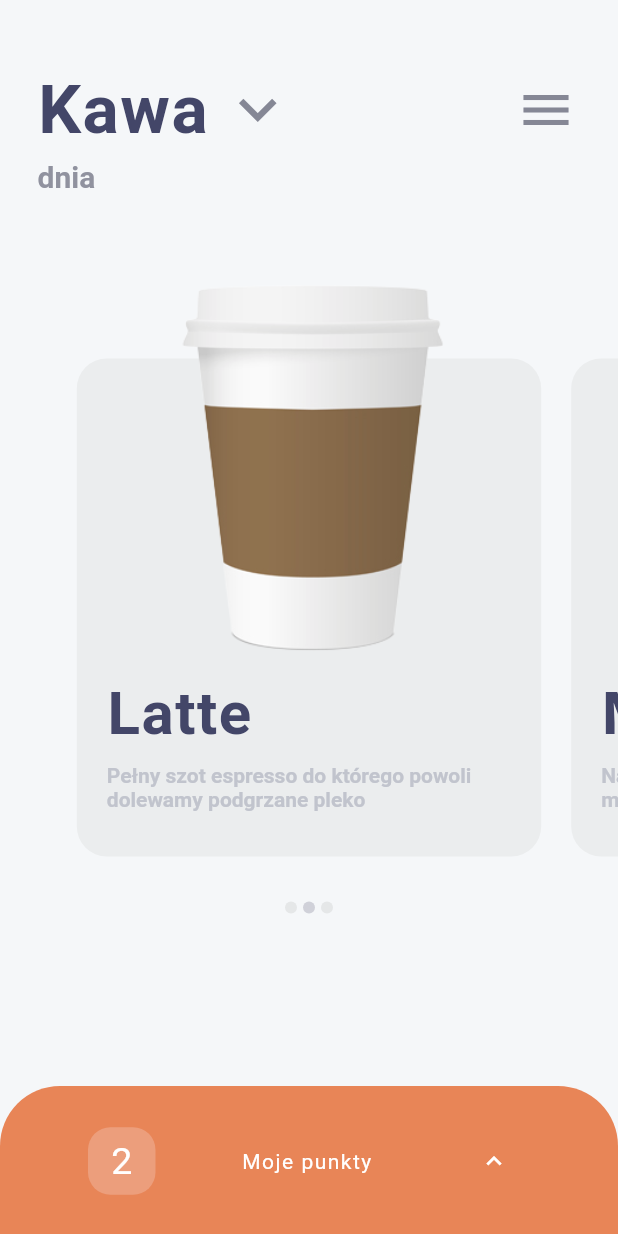
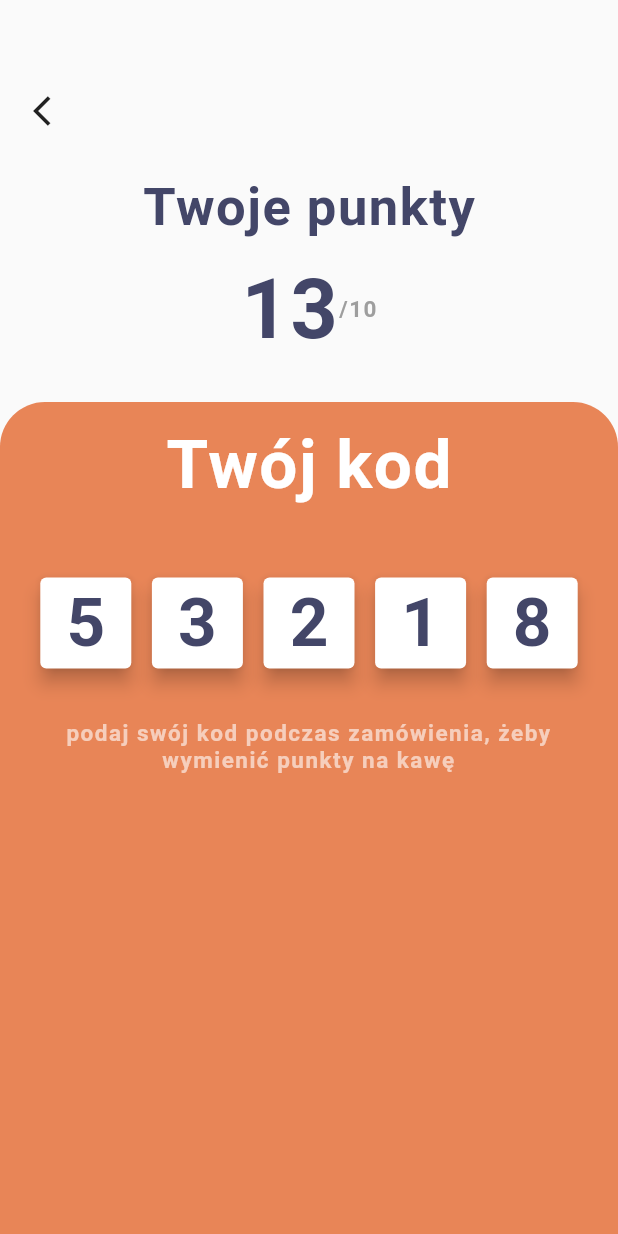
Before and after one commit to kamilbakierzynski/flutter_cafe, a Flutter app: the FeaturedScreen screen opened directly, after a tap on the "menu" icon, on a phone screen of 412 x 824 dp. Run offline on Flutter 3.47's test engine with Material 2 defaults, Android fonts, the phone set to English and light mode, and no system bars; drawn by our look-alikes of carousel_slider; missing offline and left inert: snapping_sheet.

Commit message:
new design

```diff
--- a/lib/main.dart
+++ b/lib/main.dart
@@ -1,5 +1,5 @@
+import 'package:coffee_shop/screens/code.dart';
 import 'package:coffee_shop/screens/featured.dart';
-import 'package:coffee_shop/screens/test.dart';
 import 'package:flutter/material.dart';
 
 void main() => runApp(MyApp());
@@ -14,7 +14,7 @@ class MyApp extends StatelessWidget {
         primaryColor: Color(0xFFE9ECF5),
         accentColor: Colors.lightBlueAccent,
       ),
-      home: Test(),
+      home: FeaturedScreen(),
     );
   }
 }
--- a/lib/models/menu_item.dart
+++ b/lib/models/menu_item.dart
@@ -12,28 +12,31 @@ class MenuItem {
   });
 }
 
-List <MenuItem> klasyka = [
+List <MenuItem> kawa = [
   MenuItem(
-      name: 'Latte', description: 'Pełny szot espresso do którego powoli dolewamy podgrzane pleko', price: [16, 20], imgUrl: 'assets/images/coffee.jpg'),
+      name: 'Latte', description: 'Pełny szot espresso do którego powoli dolewamy podgrzane pleko', price: [16, 20], imgUrl: 'assets/images/coffee_cup.png'),
   MenuItem(
-      name: 'Mokka', description: 'Nasza pełna smaku latte z dodatkiem mlecznej czekolady', price: [16, 20], imgUrl: 'assets/images/coffee.jpg'),
+      name: 'Mokka', description: 'Nasza pełna smaku latte z dodatkiem mlecznej czekolady', price: [16, 20], imgUrl: 'assets/images/coffee_cup.png'),
   MenuItem(
-      name: 'Flat White', description: 'Pełny szot espresso zalany aksamitnie spienionym mlekiem', price: [16, 20], imgUrl: 'assets/images/coffee.jpg'),
+      name: 'Flat White', description: 'Pełny szot espresso zalany aksamitnie spienionym mlekiem', price: [16, 20], imgUrl: 'assets/images/coffee_cup.png'),
 ];
 
-List <MenuItem> firmowe = [
+List <MenuItem> ciasto = [
   MenuItem(
-      name: 'Rafaello', description: 'kawa jak kawa', price: [16, 20], imgUrl: 'assets/images/coffee.jpg'),
+      name: 'Sernik', description: 'Pyszny domowy sernik podany z gorącymi malinami', price: [11], imgUrl: 'assets/images/cake.png'),
   MenuItem(
-      name: 'Salty Coffee', description: 'kawa jak kawa', price: [16, 20], imgUrl: 'assets/images/coffee.jpg'),
+      name: 'Szarlotka', description: 'Kurche ciasto z dużą porcją jabłek', price: [12], imgUrl: 'assets/images/cake.png'),
   MenuItem(
-      name: 'Marshmallow\nCoffee', description: 'kawa jak kawa', price: [16, 20], imgUrl: 'assets/images/coffee.jpg'),
+      name: 'Brownie', description: 'Amerykański klasyk z ciemnej czekolady', price: [16], imgUrl: 'assets/images/cake.png'),
+];
+
+List <MenuItem> kanapki = [
   MenuItem(
-      name: 'Raf Coffee', description: 'kawa jak kawa', price: [16, 20], imgUrl: 'assets/images/coffee.jpg'),
+      name: 'Szynka', description: 'Kanapka z szynką, sałatą, ogórkiem oraz sosem aioli', price: [12], imgUrl: 'assets/images/sandwich.png'),
   MenuItem(
-      name: 'Hilton', description: 'kawa jak kawa', price: [16, 20], imgUrl: 'assets/images/coffee.jpg'),
+      name: 'Ser', description: 'Kanapka z serem, pomidorem, sałatą oraz masłem', price: [14], imgUrl: 'assets/images/sandwich.png'),
   MenuItem(
-      name: 'Melon Honey', description: 'kawa jak kawa', price: [16, 20], imgUrl: 'assets/images/coffee.jpg'),
+      name: 'Jajko', description: 'Kanapka z wiejskim jajkiem na twardo z dodatekiem sałaty i majonezu', price: [14], imgUrl: 'assets/images/sandwich.png'),
   MenuItem(
-      name: 'Bon-Bon', description: 'kawa jak kawa', price: [16, 20], imgUrl: 'assets/images/coffee.jpg'),
+      name: 'Vege', description: 'Vege opcja z wegańskim warzywnym pasztetem', price: [16], imgUrl: 'assets/images/sandwich.png'),
 ];
--- /dev/null
+++ b/lib/screens/code.dart
@@ -0,0 +1,142 @@
+import 'package:flutter/material.dart';
+
+class CodeScreen extends StatefulWidget {
+  @override
+  _CodeScreenState createState() => _CodeScreenState();
+}
+
+class _CodeScreenState extends State<CodeScreen> {
+  int _points = 13;
+
+  @override
+  Widget build(BuildContext context) {
+    return Scaffold(
+      body: Column(
+        crossAxisAlignment: CrossAxisAlignment.center,
+        children: <Widget>[
+          Padding(
+            padding: const EdgeInsets.only(left: 10.0, top: 50.0),
+            child: Container(
+              alignment: Alignment.topLeft,
+              child: IconButton(
+                icon: Icon(Icons.arrow_back_ios),
+                onPressed: () => Navigator.pop(context),
+              ),
+            ),
+          ),
+          SizedBox(
+            height: 20.0,
+          ),
+          Container(
+            child: Column(
+              children: <Widget>[
+                Text(
+                  'Twoje punkty',
+                  style: TextStyle(
+                      color: Color(0xFF434668),
+                      fontSize: 35.0,
+                      fontWeight: FontWeight.bold,
+                      letterSpacing: 1.0),
+                ),
+                SizedBox(
+                  height: 15.0,
+                ),
+                Row(
+                  mainAxisAlignment: MainAxisAlignment.center,
+                  children: <Widget>[
+                    Text(
+                      _points.toString(),
+                      style: TextStyle(
+                          color: Color(0xFF434668),
+                          fontSize: 55.0,
+                          fontWeight: FontWeight.bold,
+                          letterSpacing: 1.0),
+                    ),
+                    Text(
+                      '/10',
+                      style: TextStyle(
+                          color: Colors.grey,
+                          fontSize: 15.0,
+                          fontWeight: FontWeight.bold,
+                          letterSpacing: 1.0),
+                    ),
+                  ],
+                )
+              ],
+            ),
+          ),
+          SizedBox(
+            height: 30.0,
+          ),
+          Expanded(
+            child: Container(
+              decoration: BoxDecoration(
+                borderRadius: BorderRadius.only(
+                  topRight: Radius.circular(30.0),
+                  topLeft: Radius.circular(30.0),
+                ),
+                color: Color(0xFFE88557),
+              ),
+              child: Column(
+                children: <Widget>[
+                  Padding(
+                    padding: const EdgeInsets.symmetric(vertical: 15.0),
+                    child: Container(
+                      child: Text(
+                        'Twój kod',
+                        style: TextStyle(
+                            color: Colors.white,
+                            fontSize: 45.0,
+                            fontWeight: FontWeight.bold,
+                            letterSpacing: 1.0),
+                      ),
+                    ),
+                  ),
+                  Padding(
+                    padding: const EdgeInsets.symmetric(
+                        vertical: 30.0, horizontal: 20.0),
+                    child: Row(
+                      mainAxisAlignment: MainAxisAlignment.spaceAround,
+                      children: [5, 3, 2, 1, 8].map((item) {
+                        return Container(
+                          width: MediaQuery.of(context).size.width / 6,
+                          height: MediaQuery.of(context).size.width / 6,
+                          child: Card(
+                            elevation: 5,
+                            child: Center(
+                              child: Text(
+                                item.toString(),
+                                style: TextStyle(
+                                    color: Color(0xFF434668),
+                                    fontSize: 45.0,
+                                    fontWeight: FontWeight.bold,
+                                    letterSpacing: 1.0),
+                              ),
+                            ),
+                          ),
+                        );
+                      }).toList(),
+                    ),
+                  ),
+                  Padding(
+                    padding: const EdgeInsets.symmetric(horizontal: 40.0),
+                    child: Text(
+                      'podaj swój kod podczas zamówienia, żeby wymienić punkty na kawę',
+                      textAlign: TextAlign.center,
+                      style: TextStyle(
+                        color: Colors.white60,
+                        fontSize: 15.0,
+                        fontWeight: FontWeight.w600,
+                        letterSpacing: 1.0,
+                      ),
+                    ),
+                  ),
+                ],
+              ),
+            ),
+          )
+        ],
+      ),
+    );
+  }
+}
--- a/lib/screens/featured.dart
+++ b/lib/screens/featured.dart
@@ -1,6 +1,8 @@
+import 'package:coffee_shop/screens/code.dart';
 import 'package:coffee_shop/widgets/bottom_bar/order.dart';
 import 'package:flutter/material.dart';
 import 'package:coffee_shop/widgets/carousel.dart';
+import 'package:snapping_sheet/snapping_sheet.dart';
 
 class FeaturedScreen extends StatefulWidget {
   @override
@@ -8,40 +10,157 @@ class FeaturedScreen extends StatefulWidget {
 }
 
 class _FeaturedScreenState extends State<FeaturedScreen> {
+  var _controller = SnappingSheetController();
+
+  List<String> _values = ['Kawa', 'Ciasto', 'Kanapka'];
+  String _value = 'Kawa';
+
   @override
   Widget build(BuildContext context) {
     return Scaffold(
-      backgroundColor: Color(0xFFF5F7F9),
-      body: Column(
+      body: SnappingSheet(
+        lockOverflowDrag: true,
+        snappingSheetController: _controller,
+        grabbingHeight: 90.0,
+        snapPositions: [
+          SnapPosition(
+              positionPixel: 0.0,
+              snappingCurve: Curves.elasticOut,
+              snappingDuration: Duration(milliseconds: 950)),
+          SnapPosition(
+              positionFactor: 0.5,
+              snappingCurve: Curves.ease,
+              snappingDuration: Duration(milliseconds: 500)),
+        ],
+        sheetBelow: Container(
+          color: Color(0xFFE88557),
+          child: Padding(
+            padding:
+                const EdgeInsets.only(bottom: 0.0, left: 30.0, right: 30.0),
+            child: Column(
+              mainAxisAlignment: MainAxisAlignment.center,
+              children: <Widget>[
+                Text(
+                  'Twój kod dodania',
+                  style: TextStyle(
+                      color: Colors.white,
+                      fontSize: 25.0,
+                      fontWeight: FontWeight.bold),
+                ),
+                SizedBox(
+                  height: 10.0,
+                ),
+                Row(
+                  mainAxisAlignment: MainAxisAlignment.spaceEvenly,
+                  children: [5, 3, 2, 8, 4].map((item) {
+                    return Container(
+                      height: MediaQuery.of(context).size.width / 6,
+                      width: MediaQuery.of(context).size.width / 6,
+                      child: Card(
+                        elevation: 5,
+                        child: Center(
+                          child: Text(
+                            item.toString(),
+                            style: TextStyle(
+                              fontSize: 40.0,
+                              fontWeight: FontWeight.w600,
+                              color: Color(0xFF434668),
+                            ),
+                          ),
+                        ),
+                      ),
+                    );
+                  }).toList(),
+                ),
+                SizedBox(
+                  height: 30.0,
+                ),
+                Center(
+                  child: Container(
+                    child: Text(
+                      'Podaj kod podczas płatności a do twojego konta zostaną dodane punkty',
+                      style: TextStyle(
+                          color: Colors.white60,
+                          fontSize: 15.0,
+                          fontWeight: FontWeight.w600),
+                      textAlign: TextAlign.center,
+                    ),
+                  ),
+                ),
+                SizedBox(
+                  height: 20.0,
+                ),
+                Text(
+                  '1 kawa = 1 punkt',
+                  style: TextStyle(
+                      color: Colors.white60,
+                      fontSize: 15.0,
+                      fontWeight: FontWeight.w600),
+                )
+              ],
+            ),
+          ),
+        ),
+        grabbing: Container(
+          decoration: BoxDecoration(
+            borderRadius: BorderRadius.only(
+                topLeft: Radius.circular(40.0),
+                topRight: Radius.circular(40.0)),
+            border: Border.all(color: Colors.white10, width: 3.0),
+            color: Color(0xFFE88557),
+          ),
+          width: MediaQuery.of(context).size.width,
+          child: OrderWidget(),
+        ),
+        child: Column(
           children: <Widget>[
             Padding(
-            padding: const EdgeInsets.only(top: 40.0, left: 25.0, right: 20.0),
+              padding:
+                  const EdgeInsets.only(top: 40.0, left: 23.0, right: 20.0),
               child: Row(
                 mainAxisAlignment: MainAxisAlignment.spaceBetween,
                 children: <Widget>[
                   Row(
                     children: <Widget>[
-                    Text(
-                      'Kawa',
+                      DropdownButtonHideUnderline(
+                        child: DropdownButton(
                           style: TextStyle(
                               color: Color(0xFF434668),
                               fontSize: 45.0,
                               fontWeight: FontWeight.bold,
                               letterSpacing: 1.0),
+                          elevation: 1,
+                          isDense: false,
+                          icon: Icon(Icons.keyboard_arrow_down),
+                          iconSize: 40.0,
+                          value: _value,
+                          items: _values.map((item) {
+                            return DropdownMenuItem(
+                              value: item,
+                              child: Text(
+                                item,
                               ),
-                    IconButton(
-                      icon: Icon(Icons.keyboard_arrow_down),
-                      iconSize: 50.0,
-                      color: Color(0xFF858795),
-                      onPressed: () {},
-                    )
+                            );
+                          }).toList(),
+                          onChanged: (value) {
+                            setState(() {
+                              _value = value;
+                            });
+                          },
+                        ),
+                      ),
                     ],
                   ),
                   IconButton(
                     icon: Icon(Icons.menu),
                     iconSize: 40.0,
                     color: Color(0xFF858795),
-                  onPressed: () {},
+                    onPressed: () => Navigator.push(
+                      context,
+                      MaterialPageRoute(
+                        builder: (_) => CodeScreen(),
+                      ),
+                    ),
                   )
                 ],
               ),
@@ -60,22 +179,14 @@ class _FeaturedScreenState extends State<FeaturedScreen> {
                 ),
               ),
             ),
-          CarouselWidget(),
+            CarouselWidget(
+              mode: _values.indexOf(_value),
+            ),
             Expanded(
               child: SizedBox(),
             ),
-          Container(
-            decoration: BoxDecoration(
-              borderRadius: BorderRadius.only(
-                  topLeft: Radius.circular(40.0),
-                  topRight: Radius.circular(40.0)),
-              color: Color(0xFFE88557),
+          ],
         ),
-            width: MediaQuery.of(context).size.width,
-            height: 100.0,
-            child: OrderWidget(),
-          )
-        ],
       ),
     );
   }
--- a/lib/screens/item.dart
+++ b/lib/screens/item.dart
@@ -1,6 +1,6 @@
 import 'package:coffee_shop/models/menu_item.dart';
 import 'package:flutter/material.dart';
-import 'package:carousel_slider/carousel_slider.dart';
+import '../screens/code.dart';
 
 class ItemScreen extends StatefulWidget {
   final MenuItem item;
@@ -34,7 +34,7 @@ class _ItemState extends State<ItemScreen> {
             height: MediaQuery.of(context).size.height * 0.4,
             child: Hero(
               tag: widget.item,
-              child: Image.asset('assets/images/coffee_cup.png'),
+              child: Image.asset(widget.item.imgUrl),
             ),
           ),
           Padding(
@@ -68,7 +68,9 @@ class _ItemState extends State<ItemScreen> {
           SizedBox(
             height: 30.0,
           ),
-          Padding(
+          widget.item.price.length == 1
+              ? SizedBox.shrink()
+              : Padding(
                   padding: const EdgeInsets.only(left: 30.0),
                   child: Container(
                     alignment: Alignment.bottomLeft,
@@ -85,7 +87,9 @@ class _ItemState extends State<ItemScreen> {
           SizedBox(
             height: 20.0,
           ),
-          Padding(
+          widget.item.price.length == 1
+              ? SizedBox.shrink()
+              : Padding(
                   padding: const EdgeInsets.symmetric(horizontal: 40.0),
                   child: Row(
                     mainAxisAlignment: MainAxisAlignment.spaceEvenly,
@@ -166,19 +170,24 @@ class _ItemState extends State<ItemScreen> {
                 mainAxisAlignment: MainAxisAlignment.spaceBetween,
                 children: <Widget>[
                   GestureDetector(
-                    onTap: () => Navigator.pop(context),
+                    onTap: () => Navigator.push(
+                      context,
+                      MaterialPageRoute(
+                        builder: (_) => CodeScreen(),
+                      ),
+                    ),
                     child: Container(
                       decoration: BoxDecoration(
                         borderRadius: BorderRadius.circular(20.0),
                         color: Color(0xFFF09369),
                       ),
-                      width: MediaQuery.of(context).size.width * 0.4,
+                      width: MediaQuery.of(context).size.width * 0.5,
                       height: 50.0,
                       child: Center(
                         child: Padding(
                           padding: const EdgeInsets.all(10.0),
                           child: Text(
-                            'Dodaj',
+                            'Wykorzystaj punkty',
                             style: TextStyle(
                                 color: Colors.white,
                                 letterSpacing: 1.0,
@@ -189,7 +198,13 @@ class _ItemState extends State<ItemScreen> {
                     ),
                   ),
                   Text(
-                    widget.item.price[_selectedRadio].toString() + '0 zł',
+                    widget
+                            .item
+                            .price[widget.item.price.length > 1
+                                ? _selectedRadio
+                                : 0]
+                            .toString() +
+                        '0 zł',
                     style: TextStyle(
                         color: Colors.white,
                         fontSize: 25.0,
--- a/lib/screens/test.dart
+++ /dev/null
@@ -1,25 +0,0 @@
-import 'package:coffee_shop/widgets/carousel.dart';
-import 'package:snapping_sheet/snapping_sheet.dart';
-import 'package:flutter/material.dart';
-
-class Test extends StatefulWidget {
-  @override
-  _TestState createState() => _TestState();
-}
-
-class _TestState extends State<Test> {
-  @override
-  Widget build(BuildContext context) {
-    return Scaffold(
-      body: SnappingSheet(
-        sheetBelow: Container(
-            color: Colors.red
-        ),
-        grabbing: Container(
-          color: Colors.blue,
-        ),
-        child: CarouselWidget(),
-      ),
-    );
-  }
-}
--- a/lib/widgets/bottom_bar/order.dart
+++ b/lib/widgets/bottom_bar/order.dart
@@ -9,11 +9,31 @@ class _OrderWidgetState extends State<OrderWidget> {
   @override
   Widget build(BuildContext context) {
     return Padding(
-      padding:
-      const EdgeInsets.symmetric(horizontal: 30.0, vertical: 10.0),
-      child: Row(
+      padding: const EdgeInsets.symmetric(horizontal: 30.0, vertical: 10.0),
+      child: Column(
+        children: <Widget>[
+          Padding(
+            padding: const EdgeInsets.only(bottom: 10.0),
+            child: Container(
+              width: MediaQuery.of(context).size.width * 0.5,
+              height: 6.0,
+              decoration: BoxDecoration(
+                borderRadius: BorderRadius.circular(30.0),
+                color: Colors.white30,
+              ),
+            ),
+          ),
+          Row(
             mainAxisAlignment: MainAxisAlignment.spaceAround,
             children: <Widget>[
+              Text(
+                'Twoje punkty',
+                style: TextStyle(
+                  color: Colors.white,
+                  letterSpacing: 1.0,
+                  fontSize: 20.0,
+                ),
+              ),
               Container(
                 height: 45.0,
                 width: 45.0,
@@ -23,23 +43,13 @@ class _OrderWidgetState extends State<OrderWidget> {
                 ),
                 child: Center(
                   child: Text(
-                '2',
-                style: TextStyle(
-                    color: Colors.white, fontSize: 25.0),
+                    '13',
+                    style: TextStyle(color: Colors.white, fontSize: 25.0),
                   ),
                 ),
               ),
-          Text(
-            'Moje punkty',
-            style:
-            TextStyle(color: Colors.white, letterSpacing: 1.0),
+            ],
           ),
-          IconButton(
-            icon: Icon(Icons.keyboard_arrow_up),
-            color: Colors.white,
-            iconSize: 20.0,
-            onPressed: () {},
-          )
         ],
       ),
     );
--- a/lib/widgets/carousel.dart
+++ b/lib/widgets/carousel.dart
@@ -6,12 +6,18 @@ import 'package:carousel_slider/carousel_slider.dart';
 
 class CarouselWidget extends StatefulWidget {
 
+  final int mode;
+
+  CarouselWidget({this.mode});
+
   @override
   _CarouselWidgetState createState() => _CarouselWidgetState();
 }
 
 class _CarouselWidgetState extends State<CarouselWidget> {
   int _currentCarousel = 1;
+
+  List<List<MenuItem>> options = [kawa, ciasto, kanapki];
 
 @override
   Widget build(BuildContext context) {
@@ -28,7 +34,7 @@ class _CarouselWidgetState extends State<CarouselWidget> {
                   _currentCarousel = index;
                 });
               },
-              items: klasyka.map((item) {
+              items: options[widget.mode].map((item) {
                 return Builder(
                   builder: (BuildContext context) {
                     return GestureDetector(
@@ -85,7 +91,7 @@ class _CarouselWidgetState extends State<CarouselWidget> {
                             child: Hero(
                               tag: item,
                               child: Image.asset(
-                                'assets/images/coffee_cup.png',
+                                item.imgUrl,
                                 fit: BoxFit.scaleDown,
                               )
                             )),
@@ -100,7 +106,7 @@ class _CarouselWidgetState extends State<CarouselWidget> {
         ),
         Row(
             mainAxisAlignment: MainAxisAlignment.center,
-            children: klasyka.map((item) {
+            children: options[widget.mode].map((item) {
               return Builder(
                 builder: (BuildContext context) {
                   return Container(
@@ -112,7 +118,7 @@ class _CarouselWidgetState extends State<CarouselWidget> {
                     ),
                     decoration: BoxDecoration(
                         shape: BoxShape.circle,
-                        color: _currentCarousel == klasyka.indexOf(item)
+                        color: _currentCarousel == options[widget.mode].indexOf(item)
                             ? Color(0xFFD0D1D9)
                             : Color(0xFFE5E7E8)),
                   );
```
Also changed, not shown: lib/screens/menu.dart (added), lib/widgets/size_selector.dart (added). Lines whose indentation alone changed are shown as unchanged.
